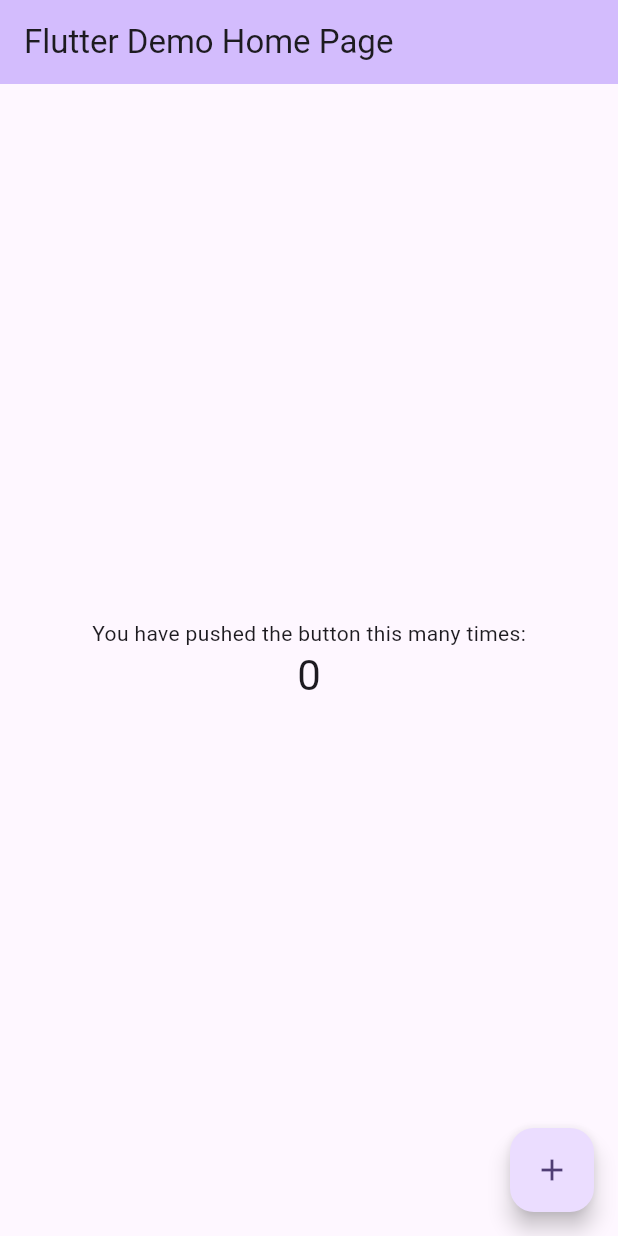
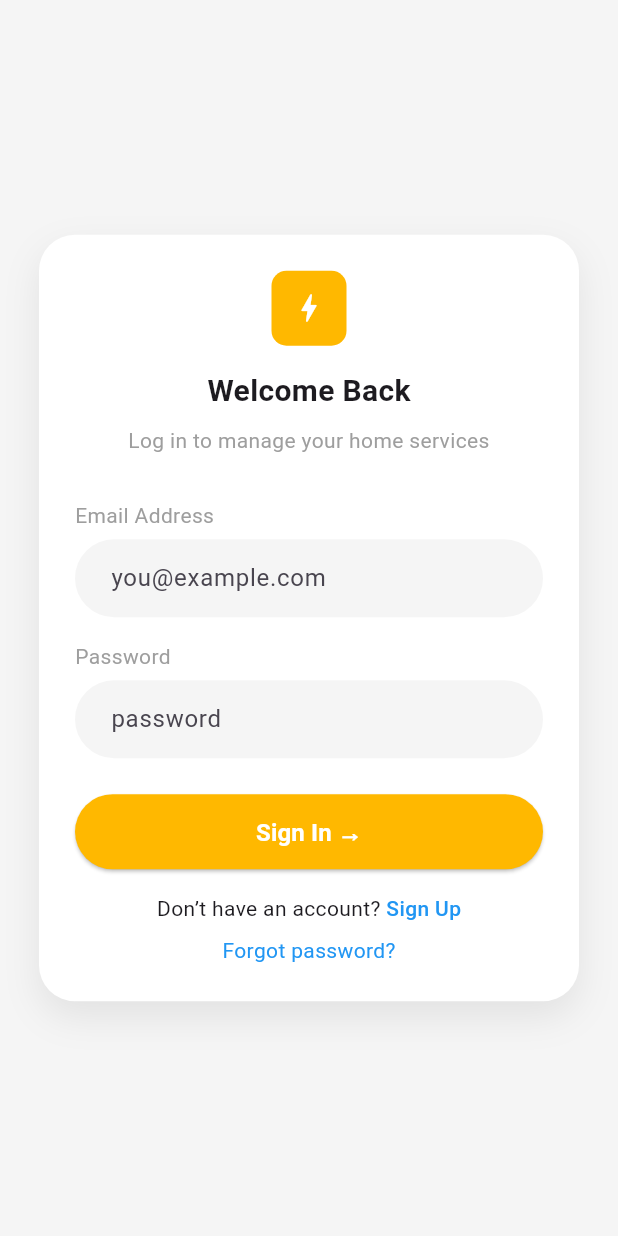
Before and after one commit to Leulekal74/Mobile_App_Project, a Flutter app: the screen it shows after launch, on a phone screen of 412 x 824 dp. Run offline on Flutter 3.47's test engine with Material 3 defaults, Android fonts, the phone set to English and light mode, and no system bars.

Commit message:
Updated login page UI and main app changes

```diff
--- a/frontend/lib/main.dart
+++ b/frontend/lib/main.dart
@@ -1,4 +1,5 @@
 import 'package:flutter/material.dart';
+import 'presentation/pages/login_page.dart';
 
 void main() {
   runApp(const MyApp());
@@ -7,116 +8,11 @@ void main() {
 class MyApp extends StatelessWidget {
   const MyApp({super.key});
 
-  // This widget is the root of your application.
   @override
   Widget build(BuildContext context) {
-    return MaterialApp(
-      title: 'Flutter Demo',
-      theme: ThemeData(
-        // This is the theme of your application.
-        //
-        // TRY THIS: Try running your application with "flutter run". You'll see
-        // the application has a purple toolbar. Then, without quitting the app,
-        // try changing the seedColor in the colorScheme below to Colors.green
-        // and then invoke "hot reload" (save your changes or press the "hot
-        // reload" button in a Flutter-supported IDE, or press "r" if you used
-        // the command line to start the app).
-        //
-        // Notice that the counter didn't reset back to zero; the application
-        // state is not lost during the reload. To reset the state, use hot
-        // restart instead.
-        //
-        // This works for code too, not just values: Most code changes can be
-        // tested with just a hot reload.
-        colorScheme: .fromSeed(seedColor: Colors.deepPurple),
-      ),
-      home: const MyHomePage(title: 'Flutter Demo Home Page'),
+    return const MaterialApp(
+      debugShowCheckedModeBanner: false,
+      home: LoginPage(),
     );
   }
 }
-
-class MyHomePage extends StatefulWidget {
-  const MyHomePage({super.key, required this.title});
-
-  // This widget is the home page of your application. It is stateful, meaning
-  // that it has a State object (defined below) that contains fields that affect
-  // how it looks.
-
-  // This class is the configuration for the state. It holds the values (in this
-  // case the title) provided by the parent (in this case the App widget) and
-  // used by the build method of the State. Fields in a Widget subclass are
-  // always marked "final".
-
-  final String title;
-
-  @override
-  State<MyHomePage> createState() => _MyHomePageState();
-}
-
-class _MyHomePageState extends State<MyHomePage> {
-  int _counter = 0;
-
-  void _incrementCounter() {
-    setState(() {
-      // This call to setState tells the Flutter framework that something has
-      // changed in this State, which causes it to rerun the build method below
-      // so that the display can reflect the updated values. If we changed
-      // _counter without calling setState(), then the build method would not be
-      // called again, and so nothing would appear to happen.
-      _counter++;
-    });
-  }
-
-  @override
-  Widget build(BuildContext context) {
-    // This method is rerun every time setState is called, for instance as done
-    // by the _incrementCounter method above.
-    //
-    // The Flutter framework has been optimized to make rerunning build methods
-    // fast, so that you can just rebuild anything that needs updating rather
-    // than having to individually change instances of widgets.
-    return Scaffold(
-      appBar: AppBar(
-        // TRY THIS: Try changing the color here to a specific color (to
-        // Colors.amber, perhaps?) and trigger a hot reload to see the AppBar
-        // change color while the other colors stay the same.
-        backgroundColor: Theme.of(context).colorScheme.inversePrimary,
-        // Here we take the value from the MyHomePage object that was created by
-        // the App.build method, and use it to set our appbar title.
-        title: Text(widget.title),
-      ),
-      body: Center(
-        // Center is a layout widget. It takes a single child and positions it
-        // in the middle of the parent.
-        child: Column(
-          // Column is also a layout widget. It takes a list of children and
-          // arranges them vertically. By default, it sizes itself to fit its
-          // children horizontally, and tries to be as tall as its parent.
-          //
-          // Column has various properties to control how it sizes itself and
-          // how it positions its children. Here we use mainAxisAlignment to
-          // center the children vertically; the main axis here is the vertical
-          // axis because Columns are vertical (the cross axis would be
-          // horizontal).
-          //
-          // TRY THIS: Invoke "debug painting" (choose the "Toggle Debug Paint"
-          // action in the IDE, or press "p" in the console), to see the
-          // wireframe for each widget.
-          mainAxisAlignment: .center,
-          children: [
-            const Text('You have pushed the button this many times:'),
-            Text(
-              '$_counter',
-              style: Theme.of(context).textTheme.headlineMedium,
-            ),
-          ],
-        ),
-      ),
-      floatingActionButton: FloatingActionButton(
-        onPressed: _incrementCounter,
-        tooltip: 'Increment',
-        child: const Icon(Icons.add),
-      ),
-    );
-  }
-}
--- a/frontend/lib/presentation/pages/login_page.dart
+++ b/frontend/lib/presentation/pages/login_page.dart
@@ -0,0 +1,161 @@
+import 'package:flutter/material.dart';
+
+class LoginPage extends StatelessWidget {
+  const LoginPage({super.key});
+
+  @override
+  Widget build(BuildContext context) {
+    return Scaffold(
+      backgroundColor: const Color(0xFFF5F5F5),
+      body: Center(
+        child: SingleChildScrollView(
+          child: ConstrainedBox(
+            constraints: const BoxConstraints(maxWidth: 400),
+            child: Container(
+              margin: const EdgeInsets.all(20),
+              padding: const EdgeInsets.all(24),
+              decoration: BoxDecoration(
+                color: Colors.white,
+                borderRadius: BorderRadius.circular(24),
+                boxShadow: [
+                  BoxShadow(
+                    color: Colors.black.withOpacity(0.08),
+                    blurRadius: 20,
+                    offset: const Offset(0, 10),
+                  ),
+                ],
+              ),
+              child: Column(
+                mainAxisSize: MainAxisSize.min,
+                children: [
+                  // Logo
+                  Container(
+                    width: 50,
+                    height: 50,
+                    decoration: BoxDecoration(
+                      color: const Color(0xFFFFB800),
+                      borderRadius: BorderRadius.circular(10),
+                    ),
+                    child: const Icon(Icons.bolt, color: Colors.white),
+                  ),
+
+                  const SizedBox(height: 16),
+
+                  // Title
+                  const Text(
+                    "Welcome Back",
+                    style: TextStyle(fontSize: 20, fontWeight: FontWeight.bold),
+                  ),
+
+                  const SizedBox(height: 8),
+
+                  const Text(
+                    "Log in to manage your home services",
+                    textAlign: TextAlign.center,
+                    style: TextStyle(color: Colors.grey),
+                  ),
+
+                  const SizedBox(height: 30),
+
+                  // Email
+                  _input("Email Address", "you@example.com"),
+
+                  const SizedBox(height: 16),
+
+                  // Password
+                  _input("Password", "password", isPassword: true),
+
+                  const SizedBox(height: 24),
+
+                  // Sign In Button
+                  SizedBox(
+                    width: double.infinity,
+                    height: 50,
+                    child: ElevatedButton(
+                      style: ElevatedButton.styleFrom(
+                        backgroundColor: const Color(0xFFFFB800),
+                        shape: RoundedRectangleBorder(
+                          borderRadius: BorderRadius.circular(30),
+                        ),
+                      ),
+                      onPressed: () {},
+                      child: const Text(
+                        "Sign In →",
+                        style: TextStyle(
+                          fontSize: 16,
+                          fontWeight: FontWeight.bold,
+                          color: Colors.white,
+                        ),
+                      ),
+                    ),
+                  ),
+
+                  const SizedBox(height: 16),
+
+                  // Don't have account
+                  Row(
+                    mainAxisAlignment: MainAxisAlignment.center,
+                    children: [
+                      const Text("Don’t have an account? "),
+                      InkWell(
+                        onTap: () {
+                          // TODO: Navigate to Sign Up
+                        },
+                        child: const Text(
+                          "Sign Up",
+                          style: TextStyle(
+                            color: Colors.blue,
+                            fontWeight: FontWeight.w500,
+                          ),
+                        ),
+                      ),
+                    ],
+                  ),
+
+                  const SizedBox(height: 8),
+
+                  // Forgot password
+                  InkWell(
+                    onTap: () {
+                      // TODO: Navigate to Forgot Password
+                    },
+                    child: const Text(
+                      "Forgot password?",
+                      style: TextStyle(color: Colors.blue),
+                    ),
+                  ),
+                ],
+              ),
+            ),
+          ),
+        ),
+      ),
+    );
+  }
+
+  static Widget _input(String label, String hint, {bool isPassword = false}) {
+    return Column(
+      crossAxisAlignment: CrossAxisAlignment.start,
+      children: [
+        Text(label, style: const TextStyle(color: Colors.grey)),
+        const SizedBox(height: 6),
+        TextField(
+          obscureText: isPassword,
+          decoration: InputDecoration(
+            hintText: hint,
+            filled: true,
+            fillColor: Colors.grey.shade100,
+            contentPadding: const EdgeInsets.symmetric(
+              horizontal: 20,
+              vertical: 14,
+            ),
+            border: OutlineInputBorder(
+              borderRadius: BorderRadius.circular(30),
+              borderSide: BorderSide.none,
+            ),
+          ),
+        ),
+      ],
+    );
+  }
+}
```
Also changed, not shown: frontend/pubspec.lock.
